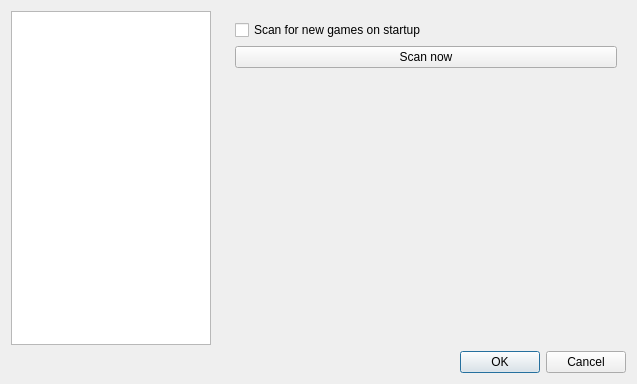
First picture: the form in fsettingsdialog.ui, repository FusionLauncher/FusionClient, before the edit.
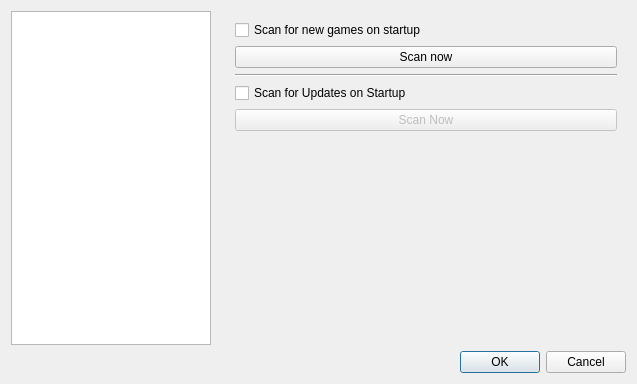
Second picture: the form after the edit. The open tabs and pages were chosen to show the change.

Commit message: Add button to turn auto-updates off

The edit to the form file:
```diff
--- a/fsettingsdialog.ui
+++ b/fsettingsdialog.ui
@@ -74,17 +74,18 @@
            <widget class="QWidget" name="widget_2" native="true">
             <layout class="QGridLayout" name="gridLayout_2">
              <item row="2" column="0">
-              <spacer name="verticalSpacer_2">
+              <widget class="Line" name="line">
                <property name="orientation">
-                <enum>Qt::Vertical</enum>
+                <enum>Qt::Horizontal</enum>
                </property>
-               <property name="sizeHint" stdset="0">
-                <size>
-                 <width>20</width>
-                 <height>40</height>
-                </size>
+              </widget>
+             </item>
+             <item row="3" column="0">
+              <widget class="QCheckBox" name="cb_gen_ScanForUpdates">
+               <property name="text">
+                <string>Scan for Updates on Startup</string>
                </property>
-              </spacer>
+              </widget>
              </item>
              <item row="0" column="0">
               <widget class="QCheckBox" name="cb_ScanLibOnStartup">
@@ -100,6 +101,32 @@
                </property>
               </widget>
              </item>
+             <item row="5" column="0">
+              <spacer name="verticalSpacer_2">
+               <property name="orientation">
+                <enum>Qt::Vertical</enum>
+               </property>
+               <property name="sizeHint" stdset="0">
+                <size>
+                 <width>20</width>
+                 <height>40</height>
+                </size>
+               </property>
+              </spacer>
+             </item>
+             <item row="4" column="0">
+              <widget class="QPushButton" name="pb_gen_ScanForUpdates">
+               <property name="enabled">
+                <bool>false</bool>
+               </property>
+               <property name="toolTip">
+                <string>soon.</string>
+               </property>
+               <property name="text">
+                <string>Scan Now</string>
+               </property>
+              </widget>
+             </item>
             </layout>
            </widget>
           </item>
```
Left out of the diff: 14 changed lines with no effect on the pictures. The commit also changes 2 other files.
